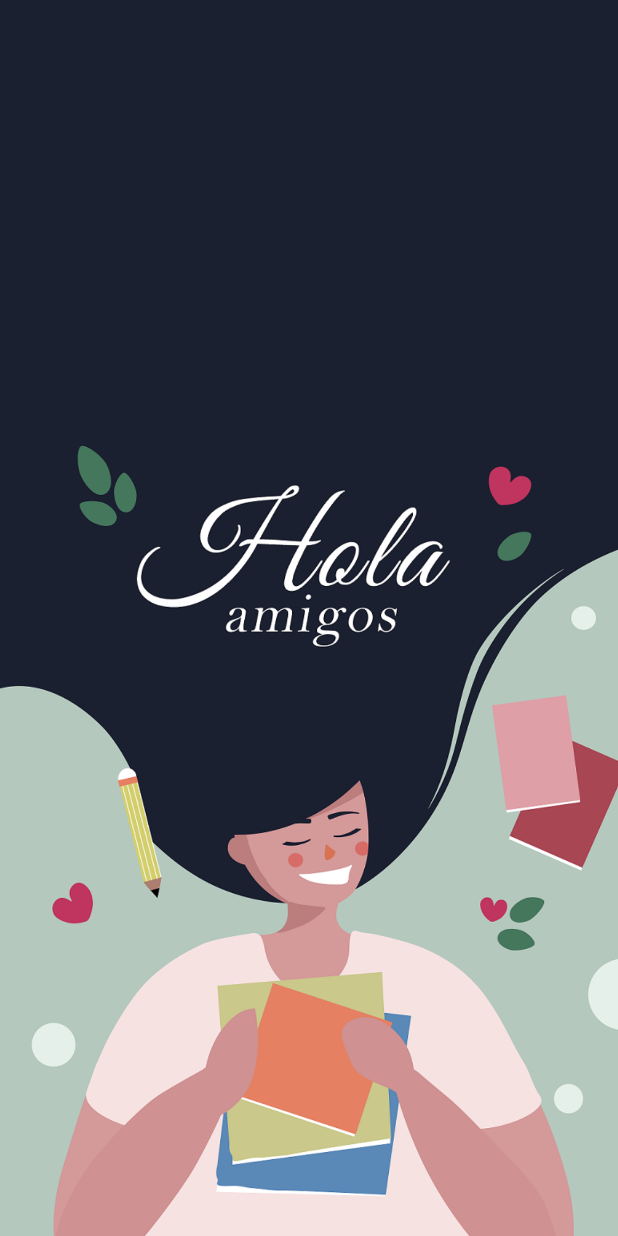
After one commit to alfredoespal97/centroloyola_registro_apk, an Android app: the SplashActivity screen opened directly, with no data from a screen before it, on a phone screen of 412 x 824 dp. The commit adds this screen. Run offline under Robolectric (Android 15) with nearby library versions, the light colour scheme and no system bars.

Commit message:
last changes

```diff
--- a/app/src/main/java/com/example/centroloyola/ListAlumnoActivity.java
+++ b/app/src/main/java/com/example/centroloyola/ListAlumnoActivity.java
@@ -142,6 +142,11 @@ public class ListAlumnoActivity extends AppCompatActivity {
                 intent.putExtra("ID",id_registro);
                 startActivity(intent);
                 return true;
+            case R.id.calendario:
+                Intent i=new Intent(ListAlumnoActivity.this, AssistenActivity.class);
+                i.putExtra("ID",id_registro);
+                startActivity(i);
+                return true;
             default:
                 return super.onOptionsItemSelected(item);
         }
--- /dev/null
+++ b/app/src/main/java/com/example/centroloyola/SplashActivity.java
@@ -0,0 +1,38 @@
+package com.example.centroloyola;
+
+import android.annotation.SuppressLint;
+
+import androidx.appcompat.app.ActionBar;
+import androidx.appcompat.app.AppCompatActivity;
+
+import android.content.Intent;
+import android.os.Bundle;
+import android.os.Handler;
+import android.view.MotionEvent;
+import android.view.View;
+
+/**
+ * An example full-screen activity that shows and hides the system UI (i.e.
+ * status bar and navigation/system bar) with user interaction.
+ */
+public class SplashActivity extends AppCompatActivity {
+
+    @Override
+    protected void onCreate(Bundle savedInstanceState) {
+        super.onCreate(savedInstanceState);
+        setContentView(R.layout.activity_splash);
+
+        new Handler().postDelayed(new Runnable() {
+            @Override
+            public void run() {
+                Intent i=new Intent(SplashActivity.this,MainActivity.class);
+                SplashActivity.this.startActivity(i);
+                SplashActivity.this.finish();
+            }
+        },3500);
+
+    }
+
+
+
+}
--- /dev/null
+++ b/app/src/main/res/drawable/ic_date.xml
@@ -0,0 +1,5 @@
+<vector android:height="24dp" android:tint="#F1F4E8"
+    android:viewportHeight="24.0" android:viewportWidth="24.0"
+    android:width="24dp" xmlns:android="http://schemas.android.com/apk/res/android">
+    <path android:fillColor="#FF000000" android:pathData="M9,11L7,11v2h2v-2zM13,11h-2v2h2v-2zM17,11h-2v2h2v-2zM19,4h-1L18,2h-2v2L8,4L8,2L6,2v2L5,4c-1.11,0 -1.99,0.9 -1.99,2L3,20c0,1.1 0.89,2 2,2h14c1.1,0 2,-0.9 2,-2L21,6c0,-1.1 -0.9,-2 -2,-2zM19,20L5,20L5,9h14v11z"/>
+</vector>
--- /dev/null
+++ b/app/src/main/res/layout/activity_splash.xml
@@ -0,0 +1,35 @@
+<?xml version="1.0" encoding="utf-8"?>
+<androidx.constraintlayout.widget.ConstraintLayout
+    xmlns:android="http://schemas.android.com/apk/res/android"
+    xmlns:app="http://schemas.android.com/apk/res-auto"
+    xmlns:tools="http://schemas.android.com/tools"
+    android:layout_width="match_parent"
+    android:layout_height="match_parent"
+    tools:context=".SplashActivity">
+
+
+    <LinearLayout
+        android:layout_width="match_parent"
+        android:layout_height="match_parent"
+        android:orientation="vertical"
+        app:layout_constraintBottom_toBottomOf="parent"
+        app:layout_constraintEnd_toEndOf="parent"
+        app:layout_constraintStart_toStartOf="parent"
+        android:background="@color/colorAccent"
+        app:layout_constraintTop_toTopOf="parent">
+
+        <ImageView
+            android:id="@+id/imageView2"
+            android:layout_width="match_parent"
+            android:layout_height="match_parent"
+            android:layout_gravity="center"
+            android:adjustViewBounds="false"
+            android:contentDescription="@string/todo"
+            android:cropToPadding="false"
+            android:scaleType="centerCrop"
+            android:visibility="visible"
+            app:srcCompat="@drawable/pantalla_inicio" />
+    </LinearLayout>
+
+
+</androidx.constraintlayout.widget.ConstraintLayout>
--- a/app/src/main/res/values/colors.xml
+++ b/app/src/main/res/values/colors.xml
@@ -3,4 +3,6 @@
     <color name="colorPrimary">#008577</color>
     <color name="colorPrimaryDark">#00574B</color>
     <color name="colorAccent">#D81B60</color>
+
+    <color name="black_overlay">#66000000</color>
 </resources>
```
Also changed, not shown: app/src/main/AndroidManifest.xml (+14 -2 lines), app/src/main/java/com/example/centroloyola/AssistenActivity.java (added, +30 -0 lines), app/src/main/java/com/example/centroloyola/db/DbCalendario.java (added, +79 -0 lines), app/src/main/java/com/example/centroloyola/db/DbHelper.java (+12 -2 lines), app/src/main/java/com/example/centroloyola/entidades/Calendario.java (added, +51 -0 lines), app/src/main/res/layout/activity_assisten.xml (added, +30 -0 lines), app/src/main/res/menu/menu_registro.xml (+7 -1 lines), app/src/main/res/values/attrs.xml (added, +12 -0 lines), app/src/main/res/values/strings.xml (+6 -1 lines), app/src/main/res/values/styles.xml (+12 -0 lines), build.gradle (+10 -7 lines), app/src/main/res/drawable/pantalla_inicio.png (added).
